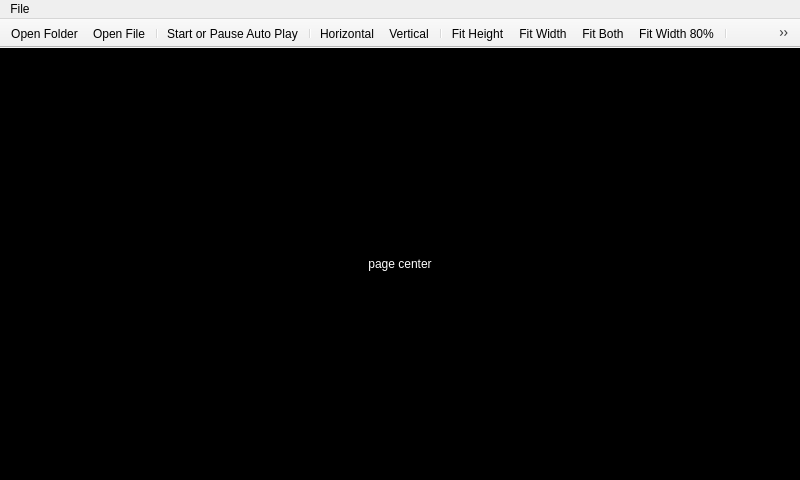
First picture: the form in uis/reader_window.ui, repository freedy82/Comic-Toolbox, before the edit.
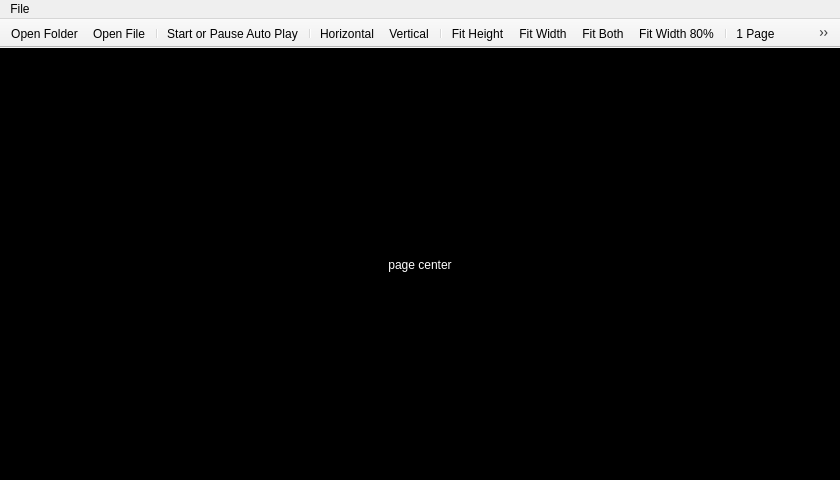
Second picture: the form after the edit. Icons and pictures are not drawn.

Commit message: Update reader and downloader

The edit to the form file:
```diff
--- a/uis/reader_window.ui
+++ b/uis/reader_window.ui
@@ -9,7 +9,7 @@
    <rect>
     <x>0</x>
     <y>0</y>
-    <width>800</width>
+    <width>840</width>
     <height>480</height>
    </rect>
   </property>
@@ -24,10 +24,13 @@
    <string notr="true"/>
   </property>
   <widget class="QWidget" name="mainwidget">
-   <layout class="QHBoxLayout" name="horizontalLayout">
+   <layout class="QVBoxLayout" name="verticalLayout">
     <property name="spacing">
      <number>0</number>
     </property>
+    <property name="sizeConstraint">
+     <enum>QLayout::SetDefaultConstraint</enum>
+    </property>
     <property name="leftMargin">
      <number>0</number>
     </property>
@@ -40,6 +43,36 @@
     <property name="bottomMargin">
      <number>0</number>
     </property>
+    <item>
+     <widget class="QProgressBar" name="pgb_auto_play">
+      <property name="maximumSize">
+       <size>
+        <width>16777215</width>
+        <height>1</height>
+       </size>
+      </property>
+      <property name="styleSheet">
+       <string notr="true">QProgressBar
+{
+border: 0px;
+background-color: #000000;
+}
+QProgressBar::chunk 
+{
+background-color: #888888;
+}</string>
+      </property>
+      <property name="value">
+       <number>0</number>
+      </property>
+      <property name="textVisible">
+       <bool>false</bool>
+      </property>
+      <property name="format">
+       <string notr="true">%p%</string>
+      </property>
+     </widget>
+    </item>
     <item>
      <widget class="QScrollArea" name="scrollArea">
       <property name="styleSheet">
@@ -68,8 +101,8 @@
         <rect>
          <x>0</x>
          <y>0</y>
-         <width>800</width>
-         <height>425</height>
+         <width>840</width>
+         <height>424</height>
         </rect>
        </property>
        <property name="styleSheet">
@@ -199,7 +232,7 @@
     <rect>
      <x>0</x>
      <y>0</y>
-     <width>800</width>
+     <width>840</width>
      <height>21</height>
     </rect>
    </property>
@@ -263,6 +296,8 @@
    <addaction name="actionPageFlowRightToLeft"/>
    <addaction name="actionPageFlowLeftToRight"/>
    <addaction name="separator"/>
+   <addaction name="actionRotateAllImage"/>
+   <addaction name="separator"/>
    <addaction name="actionFullscreen"/>
    <addaction name="separator"/>
    <addaction name="actionAddBookmark"/>
@@ -552,6 +587,18 @@
     <string>Start or Pause Auto Play (k)</string>
    </property>
   </action>
+  <action name="actionRotateAllImage">
+   <property name="icon">
+    <iconset resource="resources.qrc">
+     <normaloff>:/icon/rotate-right</normaloff>:/icon/rotate-right</iconset>
+   </property>
+   <property name="text">
+    <string>Rotate all image</string>
+   </property>
+   <property name="toolTip">
+    <string>Rotate all image</string>
+   </property>
+  </action>
  </widget>
  <resources>
   <include location="resources.qrc"/>
```
Left out of the diff: 40 changed lines with no effect on the pictures. The commit also changes 39 other files.
